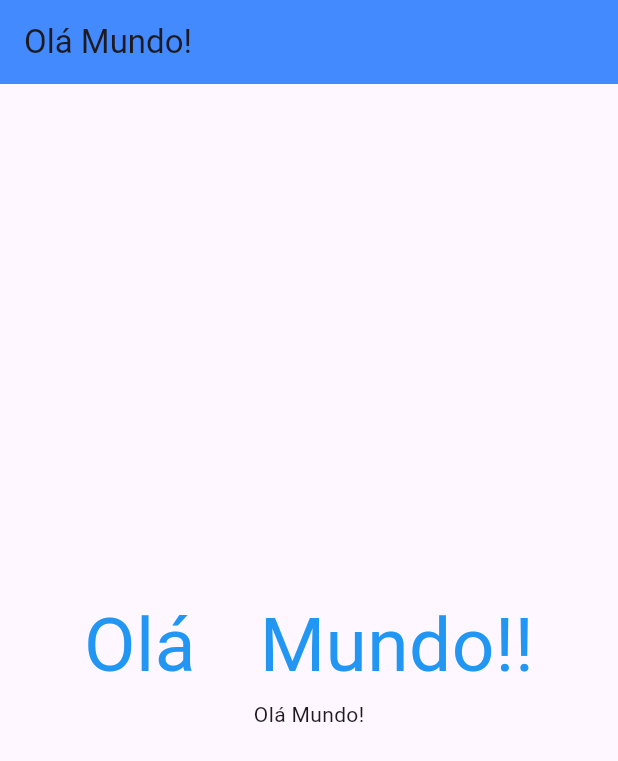
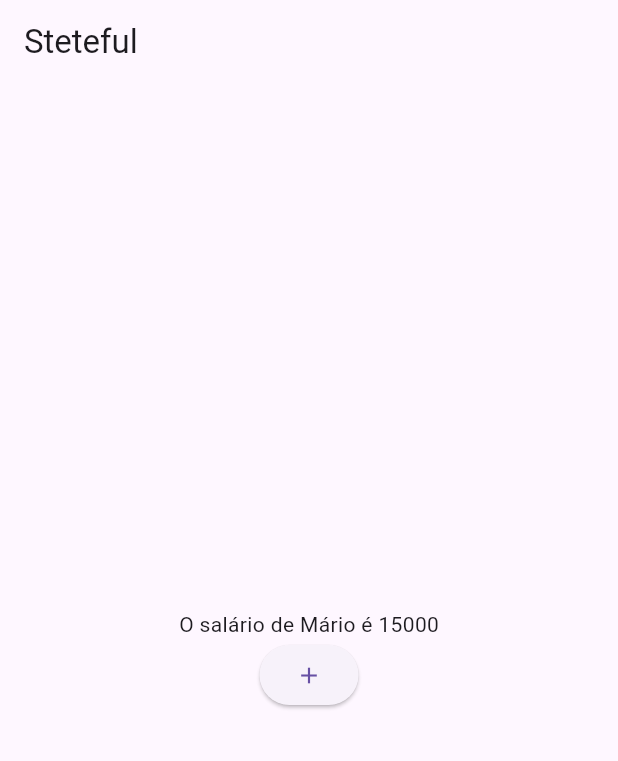
Before and after one commit to Luferat/flutter_experimentos, a Flutter app: the screen it shows after launch, on a phone screen of 412 x 824 dp. Shown: the top 761 px of the screen. Run offline on Flutter 3.47's test engine with Material 3 defaults, Android fonts, the phone set to English and light mode, and no system bars.

Commit message:
Final da aula

```diff
--- a/lib/home.dart
+++ /dev/null
@@ -1,4 +0,0 @@
-/**
- * home.dart
- * Home é uma página widget stateless
- **/
--- /dev/null
+++ b/lib/home.stateful.dart
@@ -0,0 +1,55 @@
+// importação do material.dart
+import 'package:flutter/material.dart';
+
+// criar o steteful () MyApp
+class MyApp extends StatefulWidget {
+  // variável que não será alterada
+  final String nome = 'Mário';
+  const MyApp({super.key});
+
+  @override
+  State<MyApp> createState() => _MyAppState();
+}
+
+class _MyAppState extends State<MyApp> {
+  // variável que será alterada
+  int salario = 15000;
+
+  void aumentaSal(int valor) {
+    setState(() {
+      salario = salario + 100;
+    });
+  }
+
+  @override
+  Widget build(BuildContext context) {
+    return MaterialApp(
+      // scaffold tela
+      home: Scaffold(
+        // titulo da tela (app)
+        appBar: AppBar(
+          title: const Text(
+            'Steteful',
+          ),
+        ),
+        // corpo do scaffold
+        body: Column(
+          mainAxisAlignment: MainAxisAlignment.center,
+          children: [
+            Center(
+              child: Text('O salário de ${widget.nome} é $salario'),
+            ),
+            ElevatedButton(
+              onPressed: () {
+                  aumentaSal(100);
+              },
+              child: const Icon(
+                Icons.add,
+              ),
+            ),
+          ],
+        ),
+      ),
+    );
+  }
+}
--- a/lib/main.dart
+++ b/lib/main.dart
@@ -1,5 +1,9 @@
-// biblioteca que contém os widgets gráficos do flutter
+// Biblioteca que contém os widgets gráficos do flutter
 import 'package:flutter/material.dart';
+import 'package:flutter_application_1/home.stateful.dart';
+
+// Página Widget "home"
+// import 'package:flutter_application_1/home.stateless.dart';
 
 void main() {
   // chamar o app
@@ -8,47 +12,8 @@ void main() {
       // remover o banner de depuração
       debugShowCheckedModeBanner: false,
       // carregar o steteless ou steteful principal
-      home: Home(title: 'Olá Mundo!'),
+      // home: Home(title: 'Olá Mundo!'),
+      home: MyApp(),
     ),
   );
 }
-
-// criando uma steteless (digite stl ou stelesW para completar)
-class Home extends StatelessWidget {
-  // Variável que recebe o parâmetro
-  final String title;
-
-  const Home({super.key, this.title = ''});
-
-  @override
-  Widget build(BuildContext context) {
-    // Scaffold monta uma tela
-    return Scaffold(
-      // título da tela
-      appBar: AppBar(
-        // Usando o parâmetro recebido
-        title: Text(title),
-        backgroundColor: Colors.blueAccent,
-      ),
-      // body ==> corpo da tela
-      body:  Column(
-        // Centraliza na vertical
-        mainAxisAlignment: MainAxisAlignment.center,
-        // Filhos de Column
-        children: [
-          const Center(
-            child: Text(
-              'Olá Mundo!!',
-              style: TextStyle(
-                fontSize: 50.0,
-                color: Colors.blue,
-                wordSpacing: 30,
-              ),
-            ),
-          ),
-          Text(title),
-        ],
-      ),
-    );
-  }
-}
```
Also changed, not shown: lib/home.stateless.dart (added, +42 -0 lines).
